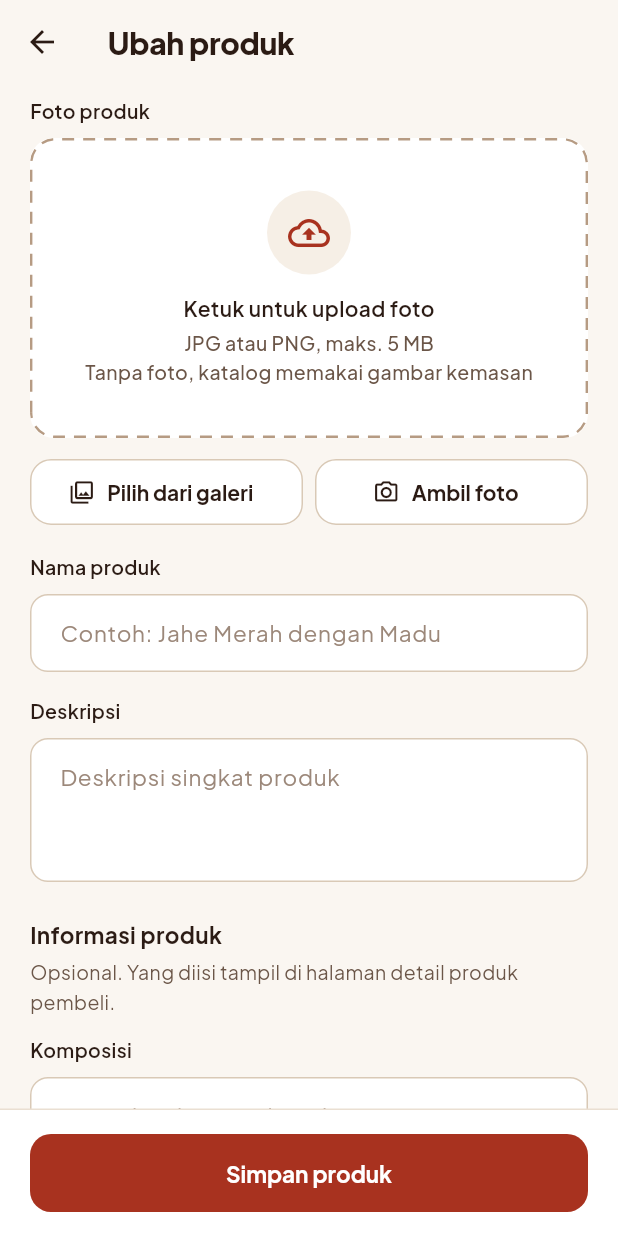
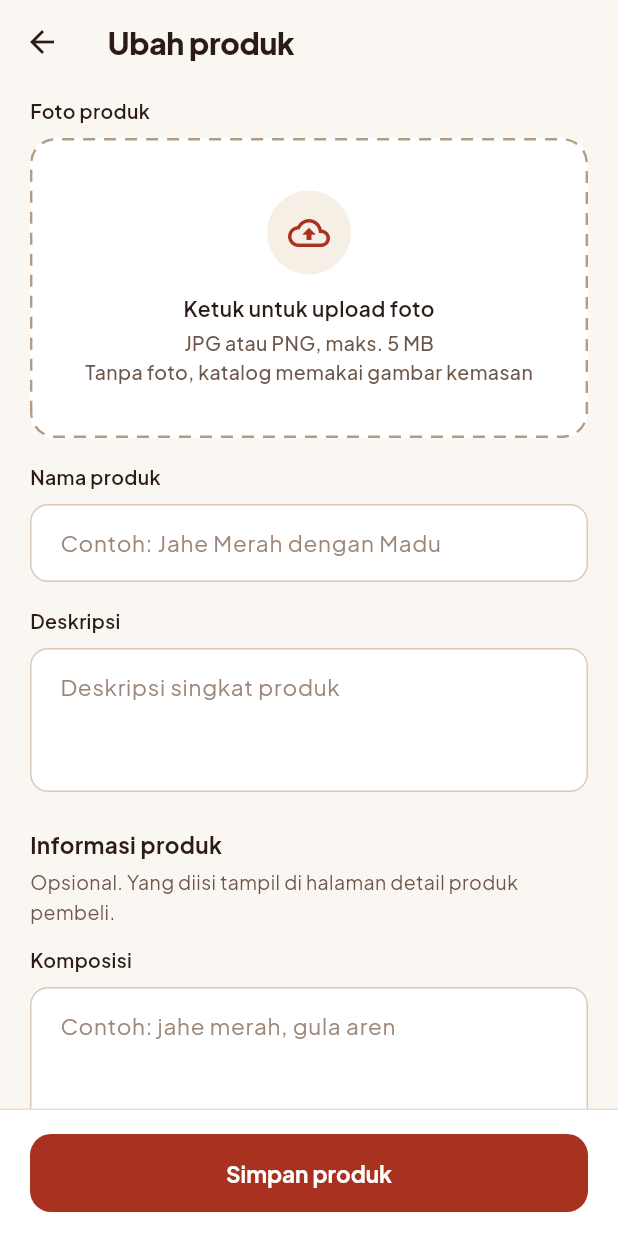
Before and after one commit to alwi-web/Jahe-Sabila-313.apk, a Flutter app: the AdminProductFormScreen screen opened directly with empty values, after a tap on "Hapus foto", on a phone screen of 412 x 824 dp. Run offline on Flutter 3.47's test engine with Material 3 defaults, Android fonts, the phone set to English and light mode, and no system bars; our stand-ins replace firebase_core, firebase_messaging, image_picker, pdf, printing, share_plus and 1 more; missing offline and left inert: excel; accounts and stored records are empty.

Commit message:
Hapus tombol galeri/kamera di form produk; cukup kotak unggah foto (#24)
Kotak foto sudah membuka pilihan galeri atau kamera saat diketuk. Saat foto
ada, tampil keterangan "Ketuk foto untuk mengganti" dan tombol Hapus foto.


Claude-Session: https://claude.ai/code/session_01VnVquaV24vzXngisXNKw6i

Co-authored-by: Claude <noreply@anthropic.com>

```diff
--- a/lib/screens/admin/admin_product_form_screen.dart
+++ b/lib/screens/admin/admin_product_form_screen.dart
@@ -235,31 +235,11 @@ class _AdminProductFormScreenState extends State<AdminProductFormScreen> {
             const Text('Foto produk', style: TextStyle(fontSize: 13, fontWeight: FontWeight.w600)),
             const SizedBox(height: 8),
             _photoPreview(),
-            const SizedBox(height: 12),
-            Row(children: [
-              Expanded(
-                child: OutlinedButton.icon(
-                  style: OutlinedButton.styleFrom(minimumSize: const Size.fromHeight(44)),
-                  onPressed: _busy ? null : () => _pick(ImageSource.gallery),
-                  icon: const Icon(Icons.photo_library_outlined, size: 18),
-                  label: Text(_hasPhoto ? 'Ganti foto' : 'Pilih dari galeri', style: const TextStyle(fontSize: 14)),
-                ),
-              ),
-              const SizedBox(width: 8),
-              Expanded(
-                child: OutlinedButton.icon(
-                  style: OutlinedButton.styleFrom(minimumSize: const Size.fromHeight(44)),
-                  onPressed: _busy ? null : () => _pick(ImageSource.camera),
-                  icon: const Icon(Icons.photo_camera_outlined, size: 18),
-                  label: const Text('Ambil foto', style: TextStyle(fontSize: 14)),
-                ),
-              ),
-            ]),
             if (_hasPhoto)
-              Align(
-                alignment: Alignment.centerRight,
-                child: TextButton(onPressed: _busy ? null : _removePhoto, child: const Text('Hapus foto')),
-              ),
+              Row(children: [
+                const Expanded(child: Text('Ketuk foto untuk mengganti', style: AppText.caption)),
+                TextButton(onPressed: _busy ? null : _removePhoto, child: const Text('Hapus foto')),
+              ]),
             const SizedBox(height: 16),
             LabeledField(
               label: 'Nama produk',
```
